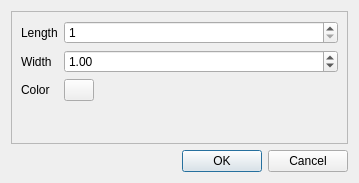
Before: the Qt Designer form UIFiles/indicatorDetailsDlg.ui in ShubhamMandavkar/TYLiveProjectt-StockAutomationSystem, drawn with Qt 5.
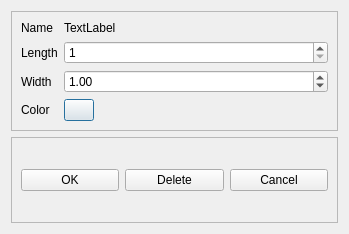
After: the same form once the commit is applied.

Commit message: event handling added to legend i.e when user clicks the line on legend the user will be able update or delete the indicator

```diff
--- a/UIFiles/indicatorDetailsDlg.ui
+++ b/UIFiles/indicatorDetailsDlg.ui
@@ -6,8 +6,8 @@
    <rect>
     <x>0</x>
     <y>0</y>
-    <width>359</width>
-    <height>183</height>
+    <width>349</width>
+    <height>234</height>
    </rect>
   </property>
   <property name="windowTitle">
@@ -23,14 +23,14 @@
       <enum>QFrame::Raised</enum>
      </property>
      <layout class="QFormLayout" name="formLayout">
-      <item row="0" column="0">
+      <item row="1" column="0">
        <widget class="QLabel" name="lblLen">
         <property name="text">
          <string>Length</string>
         </property>
        </widget>
       </item>
-      <item row="0" column="1">
+      <item row="1" column="1">
        <widget class="QSpinBox" name="sbLen">
         <property name="minimum">
          <number>1</number>
@@ -40,14 +40,14 @@
         </property>
        </widget>
       </item>
-      <item row="1" column="0">
+      <item row="2" column="0">
        <widget class="QLabel" name="lblWidth">
         <property name="text">
          <string>Width</string>
         </property>
        </widget>
       </item>
-      <item row="1" column="1">
+      <item row="2" column="1">
        <widget class="QDoubleSpinBox" name="dsbWidth">
         <property name="maximum">
          <double>10.000000000000000</double>
@@ -57,14 +57,14 @@
         </property>
        </widget>
       </item>
-      <item row="2" column="0">
+      <item row="3" column="0">
        <widget class="QLabel" name="lblColor">
         <property name="text">
          <string>Color</string>
         </property>
        </widget>
       </item>
-      <item row="2" column="1">
+      <item row="3" column="1">
        <widget class="QPushButton" name="btnColor">
         <property name="maximumSize">
          <size>
@@ -77,20 +77,54 @@
         </property>
        </widget>
       </item>
+      <item row="0" column="0">
+       <widget class="QLabel" name="lblName">
+        <property name="text">
+         <string>Name </string>
+        </property>
+       </widget>
+      </item>
+      <item row="0" column="1">
+       <widget class="QLabel" name="lblNameVal">
+        <property name="text">
+         <string>TextLabel</string>
+        </property>
+       </widget>
+      </item>
      </layout>
     </widget>
    </item>
    <item>
-    <widget class="QDialogButtonBox" name="bbOkCancel">
-     <property name="orientation">
-      <enum>Qt::Horizontal</enum>
+    <widget class="QFrame" name="frame_2">
+     <property name="frameShape">
+      <enum>QFrame::StyledPanel</enum>
      </property>
-     <property name="standardButtons">
-      <set>QDialogButtonBox::Cancel|QDialogButtonBox::Ok</set>
+     <property name="frameShadow">
+      <enum>QFrame::Raised</enum>
      </property>
-     <property name="centerButtons">
-      <bool>false</bool>
-     </property>
+     <layout class="QHBoxLayout" name="horizontalLayout">
+      <item>
+       <widget class="QPushButton" name="btnOk">
+        <property name="text">
+         <string>OK</string>
+        </property>
+       </widget>
+      </item>
+      <item>
+       <widget class="QPushButton" name="btnDelete">
+        <property name="text">
+         <string>Delete</string>
+        </property>
+       </widget>
+      </item>
+      <item>
+       <widget class="QPushButton" name="btnCancel">
+        <property name="text">
+         <string>Cancel</string>
+        </property>
+       </widget>
+      </item>
+     </layout>
     </widget>
    </item>
   </layout>
```
Left out of the diff: 35 changed lines with no effect on the pictures. The commit also changes 6 other files.
